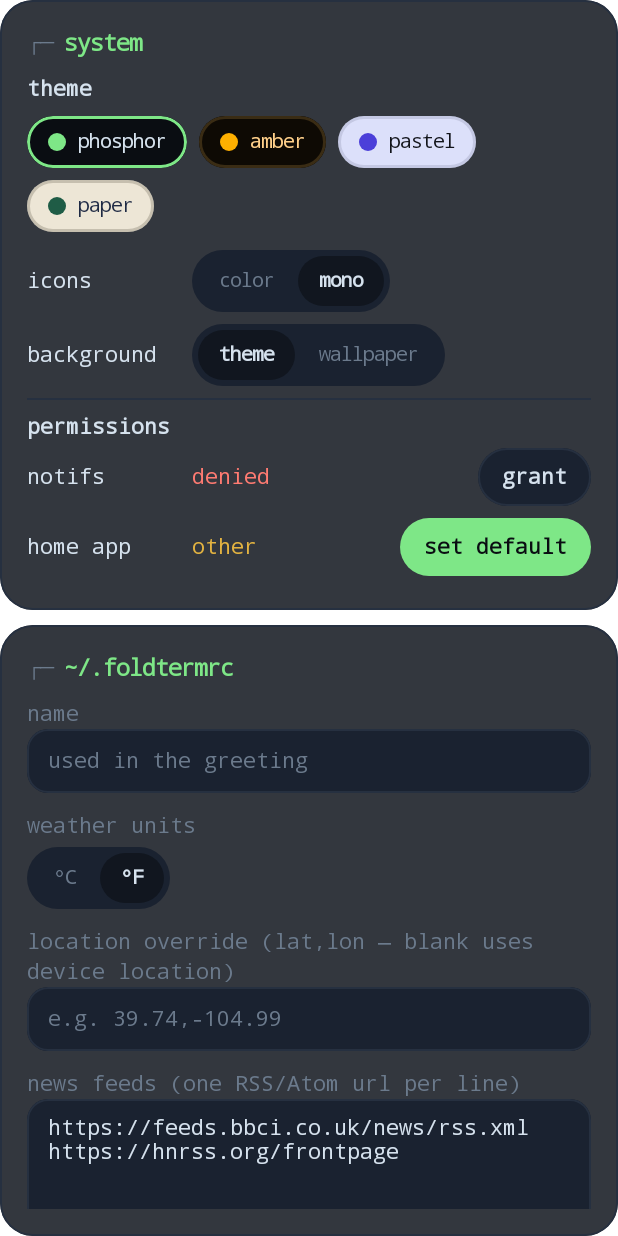
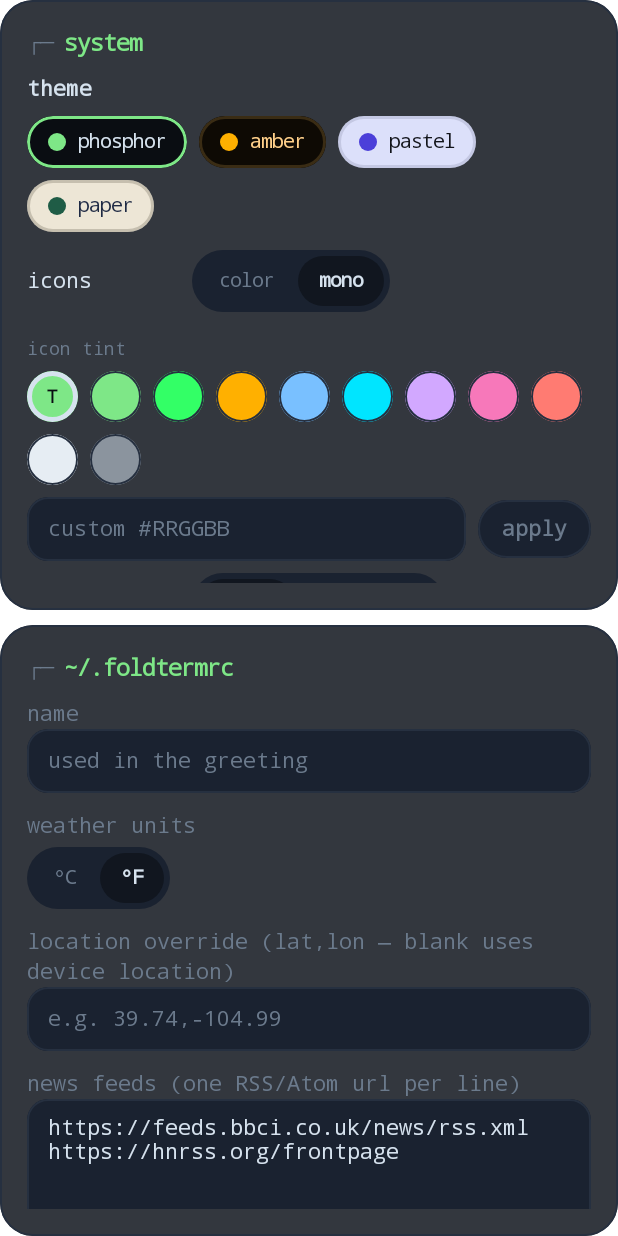
Before and after one commit to TheSwagInDisguise/foldterm, an Android app built with Jetpack Compose: the composable SettingsScreen shown on its own in the app's theme, after a tap on "mono", on a phone screen of 412 x 824 dp. Run offline under Robolectric (Android 15) with nearby library versions, the phone set to English and light mode, and no system bars; pictures from the network do not load.

Commit message:
0.2.1: fix wallpaper mode and add an icon tint picker
The window is now created translucent with windowShowWallpaper, so the
wallpaper stays visible instead of flashing during the transition and
disappearing. Mono icons get colour swatches and a custom hex tint, and
wallpaper mode gets a dim level.

```diff
--- a/app/src/main/java/dev/foldterm/launcher/data/Prefs.kt
+++ b/app/src/main/java/dev/foldterm/launcher/data/Prefs.kt
@@ -20,6 +20,10 @@ class Prefs(context: Context) {
     val hidden = MutableStateFlow(sp.getStringSet("hidden", emptySet())!!.toSet())
     val iconStyle = MutableStateFlow(sp.getString("iconStyle", "color") ?: "color")
     val showWallpaper = MutableStateFlow(sp.getBoolean("wallpaper", false))
+    /** How much the theme background covers the wallpaper, 0 (clear) to 1 (opaque). */
+    val wallpaperDim = MutableStateFlow(sp.getFloat("wallpaperDim", 0.5f))
+    /** "theme" follows the theme accent; otherwise a #RRGGBB colour. */
+    val iconTint = MutableStateFlow(sp.getString("iconTint", "theme") ?: "theme")
     val usage = MutableStateFlow(loadUsage())
     val recent = MutableStateFlow(sp.getString("recent", "")!!.split('|').filter { it.isNotBlank() })
 
@@ -45,6 +49,8 @@ class Prefs(context: Context) {
     }
     fun setIconStyle(v: String) { iconStyle.value = v; sp.edit().putString("iconStyle", v).apply() }
     fun setShowWallpaper(v: Boolean) { showWallpaper.value = v; sp.edit().putBoolean("wallpaper", v).apply() }
+    fun setWallpaperDim(v: Float) { wallpaperDim.value = v; sp.edit().putFloat("wallpaperDim", v).apply() }
+    fun setIconTint(v: String) { iconTint.value = v; sp.edit().putString("iconTint", v).apply() }
 
     /** Counts launches per app and keeps a most-recent-first list. */
     fun recordLaunch(key: String) {
--- a/app/src/main/java/dev/foldterm/launcher/ui/Components.kt
+++ b/app/src/main/java/dev/foldterm/launcher/ui/Components.kt
@@ -59,6 +59,17 @@ import kotlinx.coroutines.withContext
 import kotlin.math.abs
 
 val LocalFold = staticCompositionLocalOf { FoldState() }
+
+/** Tint for mono icons; null means "use the theme accent". */
+val LocalIconTint = staticCompositionLocalOf<Color?> { null }
+
+/** Parses "#RRGGBB" / "RRGGBB" (or with alpha). Returns null when invalid. */
+fun parseHexColor(s: String): Color? {
+    val h = s.trim().removePrefix("#")
+    if (h.length != 6 && h.length != 8) return null
+    val v = h.toLongOrNull(16) ?: return null
+    return Color(if (h.length == 6) (0xFF000000 or v) else v)
+}
 
 @Composable
 fun T(
@@ -203,7 +214,8 @@ fun monoFilter(tint: Color): ColorFilter {
 @Composable
 fun AppIcon(app: dev.foldterm.launcher.data.AppEntry, size: Dp, style: String, loader: suspend () -> Bitmap?) {
     val t = LocalTerm.current
-    val filter = remember(style, t) { if (style == "mono") monoFilter(t.accent) else null }
+    val tint = LocalIconTint.current ?: t.accent
+    val filter = remember(style, tint) { if (style == "mono") monoFilter(tint) else null }
     AsyncBitmap(app.uniqueKey, Modifier.size(size), filter, loader)
 }
 
--- a/app/src/main/java/dev/foldterm/launcher/ui/screens/Others.kt
+++ b/app/src/main/java/dev/foldterm/launcher/ui/screens/Others.kt
@@ -63,6 +63,13 @@ import dev.foldterm.launcher.ui.Tabs
 import dev.foldterm.launcher.ui.Themes
 import dev.foldterm.launcher.ui.TwoPane
 import dev.foldterm.launcher.ui.nameColor
+import dev.foldterm.launcher.ui.parseHexColor
+
+/** Classic terminal phosphors and a few extras for mono icons. */
+private val ICON_TINTS = listOf(
+    "#7EE787", "#33FF66", "#FFB000", "#79C0FF", "#00E5FF",
+    "#D2A8FF", "#F778BA", "#FF7B72", "#E6EDF3", "#8B949E",
+)
 
 @Composable
 private fun Adaptive(left: @Composable (Modifier) -> Unit, right: @Composable (Modifier) -> Unit, leftFraction: Float = 0.42f) {
@@ -518,6 +525,9 @@ fun SettingsScreen(vm: LauncherViewModel) {
     val locPref by vm.prefs.manualLocation.collectAsStateWithLifecycle()
     val iconStyle by vm.prefs.iconStyle.collectAsStateWithLifecycle()
     val wallpaper by vm.prefs.showWallpaper.collectAsStateWithLifecycle()
+    val dim by vm.prefs.wallpaperDim.collectAsStateWithLifecycle()
+    val iconTint by vm.prefs.iconTint.collectAsStateWithLifecycle()
+    var customTint by remember(iconTint) { mutableStateOf(if (iconTint.startsWith("#")) iconTint else "") }
     val hiddenKeys by vm.prefs.hidden.collectAsStateWithLifecycle()
     val allApps by vm.allApps.collectAsStateWithLifecycle()
     val hiddenApps = remember(hiddenKeys, allApps) { allApps.filter { it.key in hiddenKeys } }
@@ -553,9 +563,48 @@ fun SettingsScreen(vm: LauncherViewModel) {
                         Tabs(listOf("color", "mono"), if (iconStyle == "mono") 1 else 0, { vm.prefs.setIconStyle(if (it == 1) "mono" else "color") })
                     }
                     Spacer(Modifier.height(8.dp))
+                    if (iconStyle == "mono") {
+                        Spacer(Modifier.height(8.dp))
+                        T("icon tint", color = t.dim, size = 12.sp)
+                        Spacer(Modifier.height(6.dp))
+                        FlowRow(horizontalArrangement = Arrangement.spacedBy(8.dp), verticalArrangement = Arrangement.spacedBy(8.dp)) {
+                            val swatches = listOf("theme") + ICON_TINTS
+                            swatches.forEach { hex ->
+                                val c = if (hex == "theme") t.accent else parseHexColor(hex)!!
+                                val sel = iconTint.equals(hex, ignoreCase = true)
+                                Box(
+                                    Modifier.size(34.dp).clip(CircleShape).background(c)
+                                        .border(if (sel) 3.dp else 1.dp, if (sel) t.fg else t.border, CircleShape)
+                                        .clickable { vm.prefs.setIconTint(hex) },
+                                    contentAlignment = Alignment.Center,
+                                ) { if (hex == "theme") T("T", color = t.onButton, size = 12.sp, weight = FontWeight.Bold) }
+                            }
+                        }
+                        Spacer(Modifier.height(8.dp))
+                        Row(verticalAlignment = Alignment.CenterVertically) {
+                            Field(customTint, { customTint = it }, "custom #RRGGBB", Modifier.weight(1f), onDone = {
+                                if (parseHexColor(customTint) != null) vm.prefs.setIconTint("#" + customTint.trim().removePrefix("#"))
+                            })
+                            Spacer(Modifier.width(8.dp))
+                            TButton("apply", enabled = parseHexColor(customTint) != null) {
+                                vm.prefs.setIconTint("#" + customTint.trim().removePrefix("#"))
+                            }
+                        }
+                    }
+                    Spacer(Modifier.height(8.dp))
                     Row(verticalAlignment = Alignment.CenterVertically) {
                         T("background", modifier = Modifier.width(110.dp))
                         Tabs(listOf("theme", "wallpaper"), if (wallpaper) 1 else 0, { vm.prefs.setShowWallpaper(it == 1) })
+                    }
+                    if (wallpaper) {
+                        Spacer(Modifier.height(8.dp))
+                        Row(verticalAlignment = Alignment.CenterVertically) {
+                            T("dim", modifier = Modifier.width(110.dp))
+                            val levels = listOf(0f, 0.3f, 0.5f, 0.7f)
+                            Tabs(listOf("none", "light", "medium", "heavy"), levels.indexOfFirst { kotlin.math.abs(it - dim) < 0.05f }.coerceAtLeast(0), {
+                                vm.prefs.setWallpaperDim(levels[it])
+                            })
+                        }
                     }
                     if (hiddenApps.isNotEmpty()) {
                         Divider()
--- a/app/src/main/res/values/themes.xml
+++ b/app/src/main/res/values/themes.xml
@@ -1,9 +1,9 @@
 <resources>
     <style name="Theme.FoldTerm" parent="android:Theme.Material.NoActionBar">
-        <item name="android:windowBackground">@color/term_bg</item>
+        <item name="android:windowBackground">@android:color/transparent</item>
         <item name="android:statusBarColor">@android:color/transparent</item>
         <item name="android:navigationBarColor">@android:color/transparent</item>
         <item name="android:windowLayoutInDisplayCutoutMode">shortEdges</item>
-        <item name="android:windowShowWallpaper">false</item>
+        <item name="android:windowShowWallpaper">true</item>
     </style>
 </resources>
```
Also changed, not shown: app/src/main/java/dev/foldterm/launcher/MainActivity.kt (+4 -16 lines), app/src/main/java/dev/foldterm/launcher/ui/Root.kt (+5 -2 lines), 1 other file.
